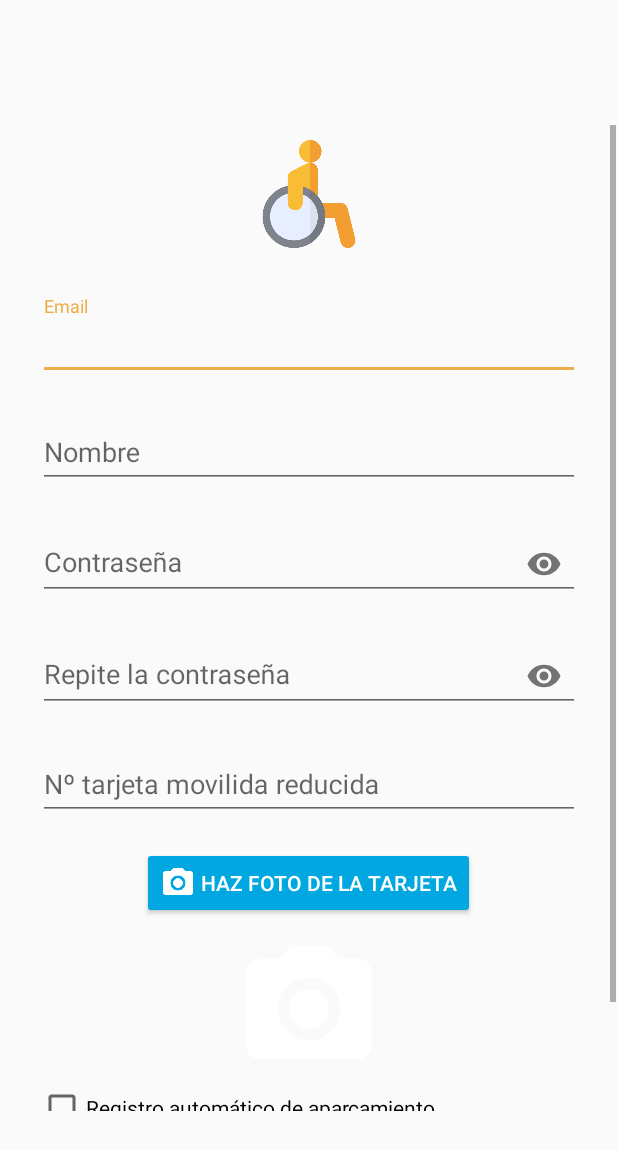
After one commit to SergioMunozGomez1996/brujosemanuel-tfm-parkingenablev1-de9b785538fb, an Android app: the SingUpActivity screen opened directly, with no data from a screen before it, on a phone screen of 412 x 824 dp. The commit adds this screen. Shown: the top 1150 px of the screen. Run offline under Robolectric (Android 15) with nearby library versions, the phone set to English and light mode, and no system bars.

Commit message:
Añadida la primera versión de las interfaces de login y singup junto con el icono de login en el mapActivity

```diff
--- a/app/src/main/AndroidManifest.xml
+++ b/app/src/main/AndroidManifest.xml
@@ -16,6 +16,8 @@
         android:roundIcon="@mipmap/ic_launcher_round"
         android:supportsRtl="true"
         android:theme="@style/AppTheme">
+        <activity android:name=".SingUpActivity"></activity>
+        <activity android:name=".LoginActivity" />
         <activity android:name=".MapsActivity" />
         <activity android:name=".ParkingActivity" />
         <!--
--- /dev/null
+++ b/app/src/main/java/com/example/parkingenable/SingUpActivity.java
@@ -0,0 +1,14 @@
+package com.example.parkingenable;
+
+import androidx.appcompat.app.AppCompatActivity;
+
+import android.os.Bundle;
+
+public class SingUpActivity extends AppCompatActivity {
+
+    @Override
+    protected void onCreate(Bundle savedInstanceState) {
+        super.onCreate(savedInstanceState);
+        setContentView(R.layout.activity_sing_up);
+    }
+}
--- /dev/null
+++ b/app/src/main/res/drawable/ic_eye.xml
@@ -0,0 +1,9 @@
+<vector xmlns:android="http://schemas.android.com/apk/res/android"
+        android:width="24dp"
+        android:height="24dp"
+        android:viewportWidth="24.0"
+        android:viewportHeight="24.0">
+    <path
+        android:fillColor="#FF000000"
+        android:pathData="M12,4.5C7,4.5 2.73,7.61 1,12c1.73,4.39 6,7.5 11,7.5s9.27,-3.11 11,-7.5c-1.73,-4.39 -6,-7.5 -11,-7.5zM12,17c-2.76,0 -5,-2.24 -5,-5s2.24,-5 5,-5 5,2.24 5,5 -2.24,5 -5,5zM12,9c-1.66,0 -3,1.34 -3,3s1.34,3 3,3 3,-1.34 3,-3 -1.34,-3 -3,-3z"/>
+</vector>
--- /dev/null
+++ b/app/src/main/res/drawable/ic_photo_camera.xml
@@ -0,0 +1,6 @@
+<vector android:height="24dp" android:tint="#FFFFFF"
+    android:viewportHeight="24.0" android:viewportWidth="24.0"
+    android:width="24dp" xmlns:android="http://schemas.android.com/apk/res/android">
+    <path android:fillColor="#FF000000" android:pathData="M12,12m-3.2,0a3.2,3.2 0,1 1,6.4 0a3.2,3.2 0,1 1,-6.4 0"/>
+    <path android:fillColor="#FF000000" android:pathData="M9,2L7.17,4L4,4c-1.1,0 -2,0.9 -2,2v12c0,1.1 0.9,2 2,2h16c1.1,0 2,-0.9 2,-2L22,6c0,-1.1 -0.9,-2 -2,-2h-3.17L15,2L9,2zM12,17c-2.76,0 -5,-2.24 -5,-5s2.24,-5 5,-5 5,2.24 5,5 -2.24,5 -5,5z"/>
+</vector>
--- /dev/null
+++ b/app/src/main/res/layout/activity_sing_up.xml
@@ -0,0 +1,138 @@
+<?xml version="1.0" encoding="utf-8"?>
+<androidx.constraintlayout.widget.ConstraintLayout xmlns:android="http://schemas.android.com/apk/res/android"
+    xmlns:app="http://schemas.android.com/apk/res-auto"
+    xmlns:tools="http://schemas.android.com/tools"
+    android:layout_width="match_parent"
+    android:layout_height="match_parent"
+    tools:context=".SingUpActivity">
+
+    <ProgressBar
+        android:id="@+id/login_progressBar"
+        style="?android:attr/progressBarStyle"
+        android:layout_width="wrap_content"
+        android:layout_height="wrap_content"
+        android:visibility="invisible"
+        app:layout_constraintBottom_toBottomOf="parent"
+        app:layout_constraintEnd_toEndOf="parent"
+        app:layout_constraintStart_toStartOf="parent"
+        app:layout_constraintTop_toTopOf="parent" />
+
+    <ScrollView
+        android:layout_width="409dp"
+        android:layout_height="657dp"
+        android:layout_marginStart="1dp"
+        android:layout_marginLeft="1dp"
+        android:layout_marginTop="1dp"
+        android:layout_marginEnd="1dp"
+        android:layout_marginRight="1dp"
+        android:layout_marginBottom="1dp"
+        app:layout_constraintBottom_toBottomOf="parent"
+        app:layout_constraintEnd_toEndOf="parent"
+        app:layout_constraintStart_toStartOf="parent"
+        app:layout_constraintTop_toTopOf="parent">
+
+        <LinearLayout
+            android:layout_width="match_parent"
+            android:layout_height="wrap_content"
+            android:orientation="vertical"
+            android:paddingTop="10dp"
+            android:paddingLeft="24dp"
+            android:paddingRight="24dp">
+
+            <ImageView android:src="@drawable/disability"
+                android:layout_width="wrap_content"
+                android:layout_height="72dp"
+                android:layout_marginBottom="24dp"
+                android:layout_gravity="center_horizontal" />
+            <com.google.android.material.textfield.TextInputLayout
+                android:layout_width="match_parent"
+                android:layout_height="wrap_content"
+                android:layout_marginTop="8dp"
+                android:layout_marginBottom="8dp">
+                <EditText android:id="@+id/email"
+                    android:layout_width="match_parent"
+                    android:layout_height="wrap_content"
+                    android:inputType="textEmailAddress"
+                    android:hint="Email" />
+            </com.google.android.material.textfield.TextInputLayout>
+            <com.google.android.material.textfield.TextInputLayout
+                android:layout_width="match_parent"
+                android:layout_height="wrap_content"
+                android:layout_marginTop="8dp"
+                android:layout_marginBottom="8dp">
+                <EditText android:id="@+id/name"
+                    android:layout_width="match_parent"
+                    android:layout_height="wrap_content"
+                    android:inputType="textPersonName"
+                    android:hint="Nombre" />
+            </com.google.android.material.textfield.TextInputLayout>
+            <com.google.android.material.textfield.TextInputLayout
+                android:layout_width="match_parent"
+                android:layout_height="wrap_content"
+                android:layout_marginTop="8dp"
+                android:layout_marginBottom="8dp"
+                app:passwordToggleDrawable="@drawable/ic_eye"
+                app:passwordToggleEnabled="true">
+                <EditText android:id="@+id/password"
+                    android:layout_width="match_parent"
+                    android:layout_height="wrap_content"
+                    android:inputType="textPassword"
+                    android:hint="Contraseña"/>
+            </com.google.android.material.textfield.TextInputLayout>
+            <com.google.android.material.textfield.TextInputLayout
+                android:layout_width="match_parent"
+                android:layout_height="wrap_content"
+                android:layout_marginTop="8dp"
+                android:layout_marginBottom="8dp"
+                app:passwordToggleDrawable="@drawable/ic_eye"
+                app:passwordToggleEnabled="true">
+                <EditText android:id="@+id/reEnterPassword"
+                    android:layout_width="match_parent"
+                    android:layout_height="wrap_content"
+                    android:inputType="textPassword"
+                    android:hint="Repite la contraseña"/>
+            </com.google.android.material.textfield.TextInputLayout>
+            <com.google.android.material.textfield.TextInputLayout
+                android:layout_width="match_parent"
+                android:layout_height="wrap_content"
+                android:layout_marginTop="8dp"
+                android:layout_marginBottom="8dp">
+                <EditText android:id="@+id/n_tarjeta"
+                    android:layout_width="match_parent"
+                    android:layout_height="wrap_content"
+                    android:inputType="textPersonName"
+                    android:hint="Nº tarjeta movilida reducida" />
+            </com.google.android.material.textfield.TextInputLayout>
+
+            <Button
+                android:id="@+id/photo_button"
+                android:layout_width="wrap_content"
+                android:layout_height="wrap_content"
+                android:layout_gravity="center"
+                android:layout_margin="10dp"
+                android:backgroundTint="@color/colorPrimary"
+                android:textColor="@color/common_google_signin_btn_text_dark_default"
+                android:text=" Haz foto de la tarjeta"
+                android:drawableLeft="@drawable/ic_photo_camera"/>
+            <androidx.appcompat.widget.AppCompatImageView
+                android:id="@+id/tarjeta_ImageView"
+                android:layout_width="100dp"
+                android:layout_height="100dp"
+                android:layout_gravity="center"
+                android:src="@drawable/ic_photo_camera"/>
+            <androidx.appcompat.widget.AppCompatCheckBox
+                android:id="@+id/autoParking_checkBox"
+                android:layout_height="wrap_content"
+                android:layout_width="match_parent"
+                android:text="Registro automático de aparcamiento"/>
+            <Button
+                android:id="@+id/singUp_button"
+                android:layout_width="match_parent"
+                android:layout_height="wrap_content"
+                android:layout_margin="10dp"
+                android:backgroundTint="@color/colorPrimary"
+                android:textColor="@color/common_google_signin_btn_text_dark_default"
+                android:text="Registrarme"/>
+        </LinearLayout>
+    </ScrollView>
+</androidx.constraintlayout.widget.ConstraintLayout>
```
Also changed, not shown: app/src/main/java/com/example/parkingenable/LoginActivity.java (added, +44 -0 lines), app/src/main/java/com/example/parkingenable/MapsActivity.java (+9 -0 lines), app/src/main/res/drawable/ic_person_add.xml (added, +9 -0 lines), app/src/main/res/layout/activity_login.xml (added, +101 -0 lines), app/src/main/res/layout/activity_maps.xml (+20 -8 lines).
